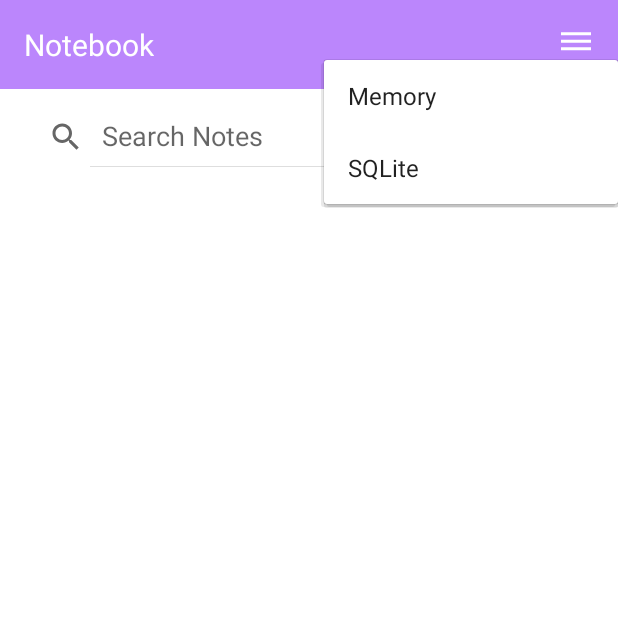
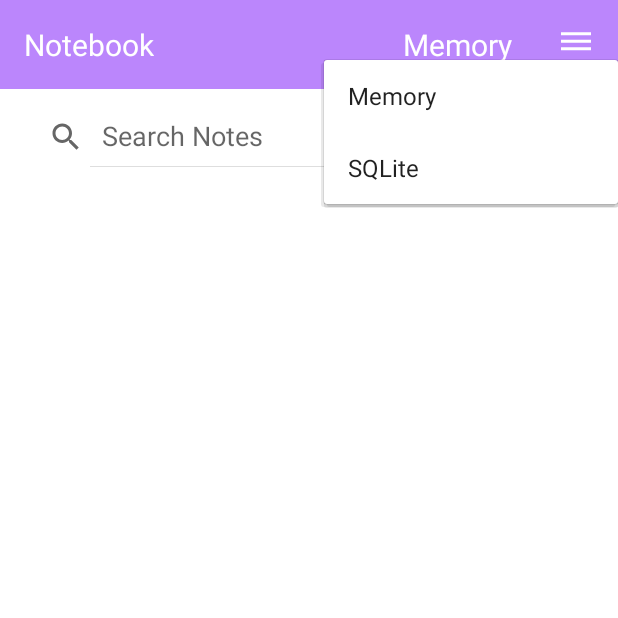
Before and after one commit to UnitedFeodor/android-notebook, an Android app: the screen it shows after launch (MainActivity), after a tap on an icon or button, on a phone screen of 412 x 824 dp, the top half of it. Run offline under Robolectric (Android 15) with nearby library versions, the phone set to English and light mode, and no system bars; our stand-ins replace Room's generated code.

Commit message:
show save method

```diff
--- a/app/src/main/java/com/example/notebook/MainActivity.kt
+++ b/app/src/main/java/com/example/notebook/MainActivity.kt
@@ -8,6 +8,7 @@ import android.widget.ImageView
 import android.widget.PopupMenu
 import android.widget.SearchView
 import android.widget.SearchView.*
+import android.widget.TextView
 import android.widget.Toast
 import androidx.appcompat.app.AppCompatActivity
 import androidx.recyclerview.widget.LinearLayoutManager
@@ -34,6 +35,7 @@ class MainActivity : AppCompatActivity() {
     private lateinit var menuImage: ImageView
     private lateinit var rvNotes: RecyclerView
     private lateinit var searchView: SearchView
+    private lateinit var saveType: TextView
 
     private lateinit var noteAdapter: NoteAdapter
 
@@ -45,6 +47,8 @@ class MainActivity : AppCompatActivity() {
     override fun onCreate(savedInstanceState: Bundle?) {
         super.onCreate(savedInstanceState)
         setContentView(R.layout.activity_main)
+
+        saveType = findViewById(R.id.saveMethod)
 
         menuImage = findViewById(R.id.menuImage) //TODO save choice
         menuImage.setOnClickListener {
@@ -59,6 +63,7 @@ class MainActivity : AppCompatActivity() {
                             "Save method : " + item.title,
                             Toast.LENGTH_SHORT
                         ).show()
+                        saveType.setText(item.title)
                         if(isSqlSave == true) {
                             isChanged = true
                         }
@@ -70,6 +75,7 @@ class MainActivity : AppCompatActivity() {
                             "Save method : " + item.title,
                             Toast.LENGTH_SHORT
                         ).show()
+                        saveType.setText(item.title)
                         if(isSqlSave == false) {
                             isChanged = true
                         }
--- a/app/src/main/res/layout/toolbar.xml
+++ b/app/src/main/res/layout/toolbar.xml
@@ -18,6 +18,17 @@
             android:textSize="20dp"
             android:textColor="@color/white"
             />
+        <TextView
+            android:id="@+id/saveMethod"
+            android:layout_width="wrap_content"
+            android:layout_height="wrap_content"
+
+            android:layout_marginEnd="30dp"
+            android:layout_toStartOf="@id/menuImage"
+            android:text="Memory"
+            android:textSize="20dp"
+            android:textColor="@color/white"
+            />
         <ImageView
             android:id="@+id/menuImage"
             android:layout_width="wrap_content"
```
